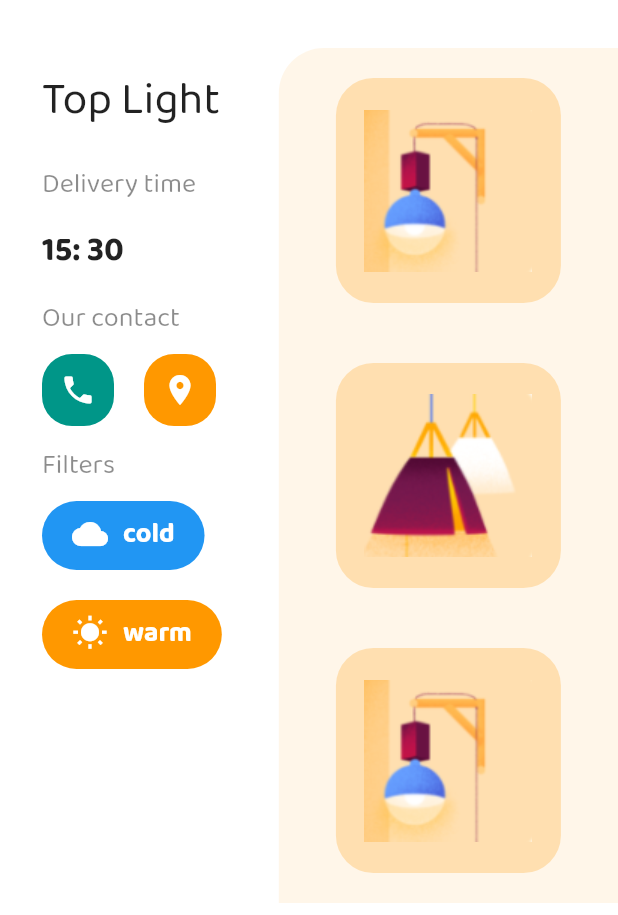
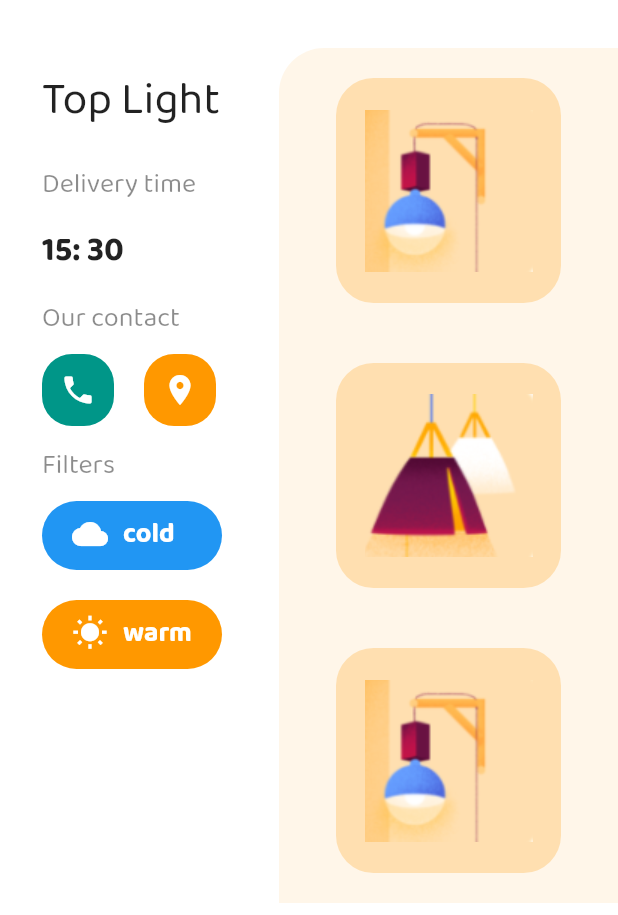
Before and after one commit to amaljoe/product_ui, a Flutter app: the screen it shows after launch, on a phone screen of 412 x 824 dp. Shown: the part 318-1233 px from the top of the screen. Run offline on Flutter 3.47's test engine with Material 2 defaults, Android fonts, the phone set to English and light mode, and no system bars.

```diff
--- a/lib/components/filter_button.dart
+++ b/lib/components/filter_button.dart
@@ -13,6 +13,7 @@ class FilterButton extends StatelessWidget {
     return GestureDetector(
       onTap: () {},
       child: Container(
+        width: 120,
         padding: EdgeInsets.only(top: 6, right: 20, left: 20),
         decoration: BoxDecoration(
             color: color, borderRadius: BorderRadius.all(Radius.circular(30))),
```
